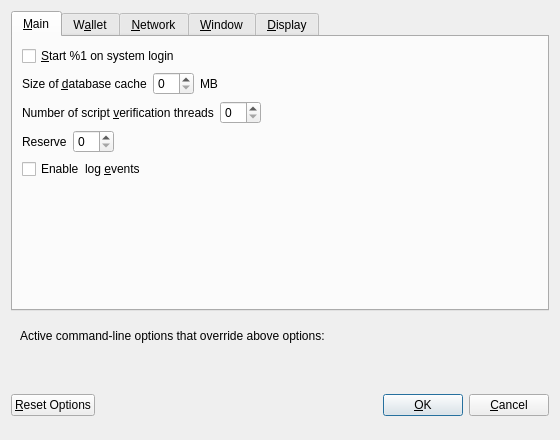
Old version of the form src/qt/forms/optionsdialog.ui in the repository shaileshnift/UIDD.
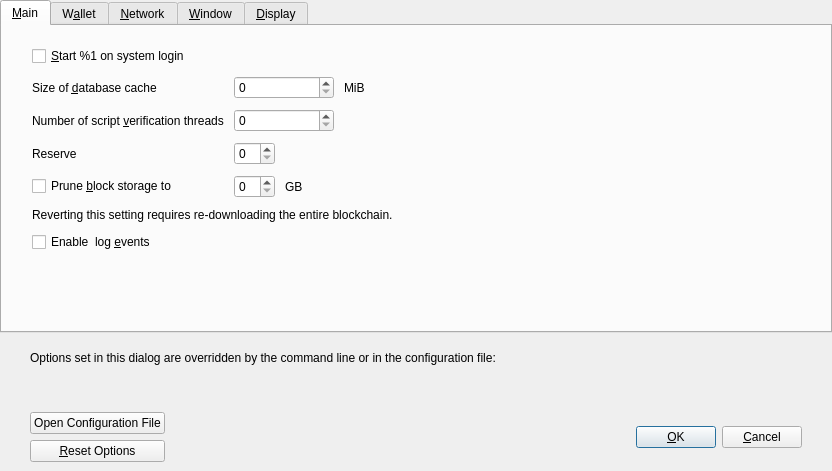
New version of the form. Custom widgets are drawn as their Qt base class.

```diff
--- a/src/qt/forms/optionsdialog.ui
+++ b/src/qt/forms/optionsdialog.ui
@@ -6,8 +6,8 @@
    <rect>
     <x>0</x>
     <y>0</y>
-    <width>560</width>
-    <height>440</height>
+    <width>832</width>
+    <height>471</height>
    </rect>
   </property>
   <property name="windowTitle">
@@ -17,6 +17,18 @@
    <bool>true</bool>
   </property>
   <layout class="QVBoxLayout" name="verticalLayout">
+   <property name="leftMargin">
+    <number>0</number>
+   </property>
+   <property name="topMargin">
+    <number>0</number>
+   </property>
+   <property name="rightMargin">
+    <number>0</number>
+   </property>
+   <property name="bottomMargin">
+    <number>0</number>
+   </property>
    <item>
     <widget class="QTabWidget" name="tabWidget">
      <property name="currentIndex">
@@ -26,7 +38,22 @@
       <attribute name="title">
        <string>&amp;Main</string>
       </attribute>
-      <layout class="QVBoxLayout" name="verticalLayout_Main">
+      <layout class="QVBoxLayout" name="verticalLayout_3">
+       <property name="spacing">
+        <number>10</number>
+       </property>
+       <property name="leftMargin">
+        <number>30</number>
+       </property>
+       <property name="topMargin">
+        <number>20</number>
+       </property>
+       <property name="rightMargin">
+        <number>30</number>
+       </property>
+       <property name="bottomMargin">
+        <number>20</number>
+       </property>
        <item>
         <widget class="QCheckBox" name="bitcoinAtStartup">
          <property name="toolTip">
@@ -38,8 +65,84 @@
         </widget>
        </item>
        <item>
+        <layout class="QGridLayout" name="gridLayout">
+         <property name="verticalSpacing">
+          <number>10</number>
+         </property>
+         <item row="4" column="0" colspan="2">
+          <widget class="QLabel" name="pruneWarning">
+           <property name="text">
+            <string>Reverting this setting requires re-downloading the entire blockchain.</string>
+           </property>
+           <property name="textFormat">
+            <enum>Qt::PlainText</enum>
+           </property>
+          </widget>
+         </item>
+         <item row="1" column="0">
+          <widget class="QLabel" name="threadsScriptVerifLabel">
+           <property name="text">
+            <string>Number of script &amp;verification threads</string>
+           </property>
+           <property name="textFormat">
+            <enum>Qt::PlainText</enum>
+           </property>
+           <property name="buddy">
+            <cstring>threadsScriptVerif</cstring>
+           </property>
+          </widget>
+         </item>
+         <item row="2" column="0">
+          <widget class="QLabel" name="reserveBalanceLabel">
+           <property name="text">
+            <string>Reserve</string>
+           </property>
+           <property name="textFormat">
+            <enum>Qt::PlainText</enum>
+           </property>
+           <property name="buddy">
+            <cstring>threadsScriptVerif</cstring>
+           </property>
+          </widget>
+         </item>
+         <item row="0" column="1">
         <layout class="QHBoxLayout" name="horizontalLayout_2_Main">
          <item>
+            <widget class="QSpinBox" name="databaseCache">
+             <property name="minimumSize">
+              <size>
+               <width>100</width>
+               <height>0</height>
+              </size>
+             </property>
+            </widget>
+           </item>
+           <item>
+            <widget class="QLabel" name="databaseCacheUnitLabel">
+             <property name="text">
+              <string>MiB</string>
+             </property>
+             <property name="textFormat">
+              <enum>Qt::PlainText</enum>
+             </property>
+            </widget>
+           </item>
+           <item>
+            <spacer name="horizontalSpacer_2_Main">
+             <property name="orientation">
+              <enum>Qt::Horizontal</enum>
+             </property>
+             <property name="sizeHint" stdset="0">
+              <size>
+               <width>40</width>
+               <height>20</height>
+              </size>
+             </property>
+            </spacer>
+           </item>
+          </layout>
+         </item>
+         <item row="0" column="0">
           <widget class="QLabel" name="databaseCacheLabel">
            <property name="text">
             <string>Size of &amp;database cache</string>
@@ -52,21 +155,17 @@
            </property>
           </widget>
          </item>
+         <item row="2" column="1">
+          <layout class="QHBoxLayout" name="horizontalLayout_3_Main_3">
          <item>
-          <widget class="QSpinBox" name="databaseCache"/>
-         </item>
-         <item>
-          <widget class="QLabel" name="databaseCacheUnitLabel">
-           <property name="text">
-            <string>MB</string>
-           </property>
-           <property name="textFormat">
-            <enum>Qt::PlainText</enum>
+            <widget class="BitcoinAmountField" name="reserveBalance">
+             <property name="toolTip">
+              <string>Reserve amount that will not be used for staking</string>
            </property>
           </widget>
          </item>
          <item>
-          <spacer name="horizontalSpacer_2_Main">
+            <spacer name="horizontalSpacer_3_Main_3">
            <property name="orientation">
             <enum>Qt::Horizontal</enum>
            </property>
@@ -80,23 +179,16 @@
          </item>
         </layout>
        </item>
-       <item>
+         <item row="1" column="1">
         <layout class="QHBoxLayout" name="horizontalLayout_3_Main">
-         <item>
-          <widget class="QLabel" name="threadsScriptVerifLabel">
-           <property name="text">
-            <string>Number of script &amp;verification threads</string>
-           </property>
-           <property name="textFormat">
-            <enum>Qt::PlainText</enum>
-           </property>
-           <property name="buddy">
-            <cstring>threadsScriptVerif</cstring>
-           </property>
-          </widget>
-         </item>
          <item>
           <widget class="QSpinBox" name="threadsScriptVerif">
+             <property name="minimumSize">
+              <size>
+               <width>100</width>
+               <height>0</height>
+              </size>
+             </property>
            <property name="toolTip">
             <string>(0 = auto, &lt;0 = leave that many cores free)</string>
            </property>
@@ -117,12 +209,25 @@
          </item>
         </layout>
        </item>
+         <item row="3" column="0">
+          <widget class="QCheckBox" name="prune">
+           <property name="toolTip">
+            <string>Disables some advanced features but all blocks will still be fully validated. Reverting this setting requires re-downloading the entire blockchain. Actual disk usage may be somewhat higher.</string>
+           </property>
+           <property name="text">
+            <string>Prune &amp;block storage to</string>
+           </property>
+          </widget>
+         </item>
+         <item row="3" column="1">
+          <layout class="QHBoxLayout" name="horizontalLayout_Main_Prune">
        <item>
-        <layout class="QHBoxLayout" name="horizontalLayoutReserveBalance">
+            <widget class="QSpinBox" name="pruneSize"/>
+           </item>
          <item>
-          <widget class="QLabel" name="reserveBalanceLabel">
+            <widget class="QLabel" name="pruneSizeUnitLabel">
            <property name="text">
-            <string>Reserve</string>
+              <string>GB</string>
            </property>
            <property name="textFormat">
             <enum>Qt::PlainText</enum>
@@ -133,10 +238,7 @@
           </widget>
          </item>
          <item>
-          <widget class="BitcoinAmountField" name="reserveBalance"/>
-         </item>
-         <item>
-          <spacer name="horizontalSpacerReserveBalance">
+            <spacer name="horizontalSpacer_Main_Prune">
            <property name="orientation">
             <enum>Qt::Horizontal</enum>
            </property>
@@ -147,6 +249,8 @@
             </size>
            </property>
           </spacer>
+           </item>
+          </layout>
          </item>
         </layout>
        </item>
@@ -693,12 +797,18 @@
    <item>
     <widget class="QFrame" name="frame">
      <layout class="QVBoxLayout" name="verticalLayout_Bottom">
+      <property name="leftMargin">
+       <number>30</number>
+      </property>
+      <property name="rightMargin">
+       <number>30</number>
+      </property>
       <item>
        <layout class="QHBoxLayout" name="horizontalLayout_Bottom">
         <item>
          <widget class="QLabel" name="overriddenByCommandLineInfoLabel">
           <property name="text">
-           <string>Active command-line options that override above options:</string>
+           <string>Options set in this dialog are overridden by the command line or in the configuration file:</string>
           </property>
           <property name="textFormat">
            <enum>Qt::PlainText</enum>
@@ -737,7 +847,29 @@
     </widget>
    </item>
    <item>
-    <layout class="QHBoxLayout" name="horizontalLayout_Buttons">
+    <widget class="QWidget" name="buttonsContainerWhite" native="true">
+     <layout class="QHBoxLayout" name="horizontalLayout_2">
+      <property name="leftMargin">
+       <number>30</number>
+      </property>
+      <property name="rightMargin">
+       <number>30</number>
+      </property>
+      <item>
+       <layout class="QVBoxLayout" name="verticalLayout_Buttons">
+        <item>
+         <widget class="QPushButton" name="openBitcoinConfButton">
+          <property name="toolTip">
+           <string>Open the %1 configuration file from the working directory.</string>
+          </property>
+          <property name="text">
+           <string>Open Configuration File</string>
+          </property>
+          <property name="autoDefault">
+           <bool>false</bool>
+          </property>
+         </widget>
+        </item>
      <item>
       <widget class="QPushButton" name="resetButton">
        <property name="toolTip">
@@ -751,15 +883,17 @@
        </property>
       </widget>
      </item>
+       </layout>
+      </item>
      <item>
-      <spacer name="horizontalSpacer_1">
+       <spacer name="horizontalSpacer_3">
        <property name="orientation">
         <enum>Qt::Horizontal</enum>
        </property>
        <property name="sizeHint" stdset="0">
         <size>
-         <width>40</width>
-         <height>48</height>
+          <width>20</width>
+          <height>20</height>
         </size>
        </property>
       </spacer>
@@ -790,14 +924,14 @@
       </widget>
      </item>
      <item>
-      <spacer name="horizontalSpacer_2">
+       <spacer name="horizontalSpacer">
        <property name="orientation">
         <enum>Qt::Horizontal</enum>
        </property>
        <property name="sizeHint" stdset="0">
         <size>
-         <width>40</width>
-         <height>48</height>
+          <width>20</width>
+          <height>20</height>
         </size>
        </property>
       </spacer>
@@ -826,15 +960,11 @@
       </widget>
      </item>
     </layout>
+    </widget>
    </item>
   </layout>
  </widget>
  <customwidgets>
-  <customwidget>
-   <class>BitcoinAmountField</class>
-   <extends>QSpinBox</extends>
-   <header>bitcoinamountfield.h</header>
-  </customwidget>
   <customwidget>
    <class>QValidatedLineEdit</class>
    <extends>QLineEdit</extends>
@@ -843,7 +973,12 @@
   <customwidget>
    <class>QValueComboBox</class>
    <extends>QComboBox</extends>
-   <header>qvaluecombobox.h</header>
+   <header>qt/qvaluecombobox.h</header>
+  </customwidget>
+  <customwidget>
+   <class>BitcoinAmountField</class>
+   <extends>QSpinBox</extends>
+   <header>qt/bitcoinamountfield.h</header>
   </customwidget>
  </customwidgets>
  <resources/>
```
Left out of the diff: 163 changed lines with no effect on the pictures. Lines whose indentation alone changed are shown as unchanged.
